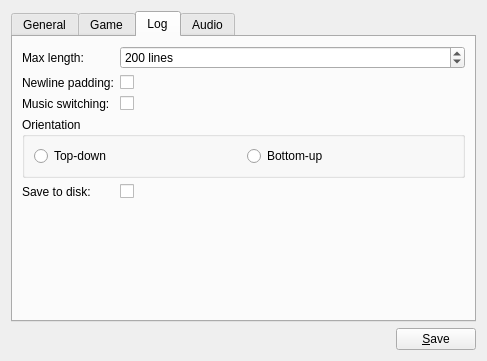
lambdcalculus/AO2-Client, file res/ui/config_panel.ui: the form before one commit.
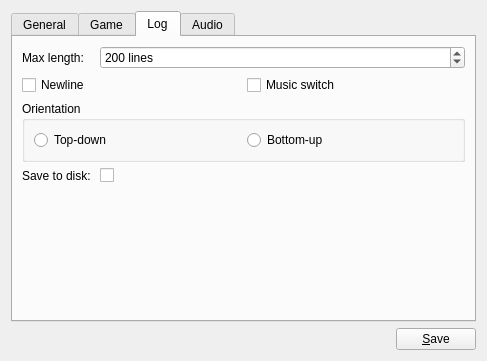
The form after the commit. The open tabs and pages were chosen to show the change.

```diff
--- a/res/ui/config_panel.ui
+++ b/res/ui/config_panel.ui
@@ -287,35 +287,40 @@
          </property>
         </widget>
        </item>
-       <item row="1" column="0">
-        <widget class="QLabel" name="log_newline_label">
-         <property name="text">
-          <string>Newline padding:</string>
-         </property>
-        </widget>
+       <item row="1" column="0" colspan="2">
+        <layout class="QGridLayout" name="gridLayout">
+         <item row="0" column="0">
+          <widget class="QCheckBox" name="log_newline">
+           <property name="sizePolicy">
+            <sizepolicy hsizetype="Minimum" vsizetype="Minimum">
+             <horstretch>0</horstretch>
+             <verstretch>0</verstretch>
+            </sizepolicy>
+           </property>
+           <property name="toolTip">
+            <string>Extra newlines are </string>
+           </property>
+           <property name="text">
+            <string>Newline</string>
+           </property>
+          </widget>
+         </item>
+         <item row="0" column="1">
+          <widget class="QCheckBox" name="log_music">
+           <property name="sizePolicy">
+            <sizepolicy hsizetype="Minimum" vsizetype="Minimum">
+             <horstretch>0</horstretch>
+             <verstretch>0</verstretch>
+            </sizepolicy>
+           </property>
+           <property name="text">
+            <string>Music switch</string>
+           </property>
+          </widget>
+         </item>
+        </layout>
        </item>
-       <item row="1" column="1">
-        <widget class="QCheckBox" name="log_newline">
-         <property name="text">
-          <string/>
-         </property>
-        </widget>
-       </item>
-       <item row="2" column="0">
-        <widget class="QLabel" name="log_music_label">
-         <property name="text">
-          <string>Music switching:</string>
-         </property>
-        </widget>
-       </item>
-       <item row="2" column="1">
-        <widget class="QCheckBox" name="log_music">
-         <property name="text">
-          <string/>
-         </property>
-        </widget>
-       </item>
-       <item row="3" column="0" colspan="2">
+       <item row="2" column="0" colspan="2">
         <widget class="QGroupBox" name="log_orientation">
          <property name="sizePolicy">
           <sizepolicy hsizetype="Expanding" vsizetype="Minimum">
@@ -344,20 +349,39 @@
          </layout>
         </widget>
        </item>
-       <item row="4" column="0">
+       <item row="3" column="0">
         <widget class="QLabel" name="log_recording_label">
          <property name="text">
           <string>Save to disk: </string>
          </property>
         </widget>
        </item>
-       <item row="4" column="1">
+       <item row="3" column="1">
         <widget class="QCheckBox" name="log_recording">
+         <property name="sizePolicy">
+          <sizepolicy hsizetype="Minimum" vsizetype="Minimum">
+           <horstretch>0</horstretch>
+           <verstretch>0</verstretch>
+          </sizepolicy>
+         </property>
          <property name="text">
           <string/>
          </property>
         </widget>
        </item>
+       <item row="4" column="1">
+        <spacer name="verticalSpacer_3">
+         <property name="orientation">
+          <enum>Qt::Vertical</enum>
+         </property>
+         <property name="sizeHint" stdset="0">
+          <size>
+           <width>20</width>
+           <height>40</height>
+          </size>
+         </property>
+        </spacer>
+       </item>
       </layout>
      </widget>
      <widget class="QWidget" name="tab_3">
```
Left out of the diff: 91 changed lines with no effect on the pictures.
